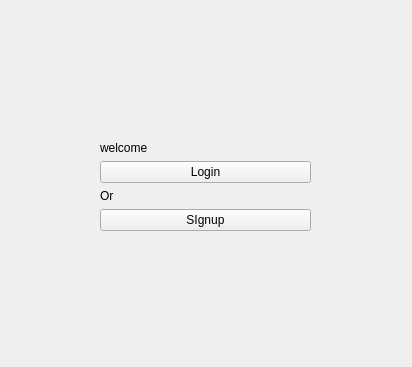
Above: ui_files/authentication/test_start.ui from christianfoster2025/messaging_project before the change. Below: the same form after it.
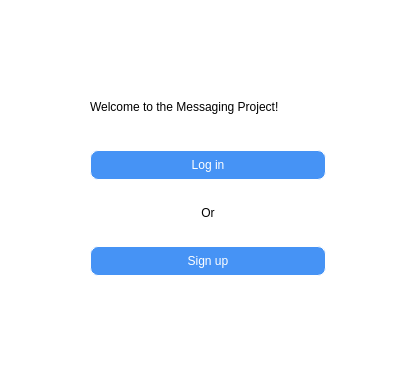
That is the form after the change.

The edit to the form file:
```diff
--- a/ui_files/authentication/test_start.ui
+++ b/ui_files/authentication/test_start.ui
@@ -13,70 +13,96 @@
   <property name="windowTitle">
    <string>MainWindow</string>
   </property>
+  <property name="styleSheet">
+   <string notr="true">font: 12pt &quot;Franklin Gothic Book&quot;;
+background-color:white;
+
+</string>
+  </property>
   <widget class="QWidget" name="centralwidget">
    <widget class="QWidget" name="verticalLayoutWidget">
     <property name="geometry">
      <rect>
-      <x>100</x>
-      <y>60</y>
-      <width>211</width>
-      <height>251</height>
+      <x>90</x>
+      <y>70</y>
+      <width>236</width>
+      <height>221</height>
      </rect>
     </property>
     <layout class="QVBoxLayout" name="verticalLayout">
-     <item>
-      <spacer name="verticalSpacer_2">
-       <property name="orientation">
-        <enum>Qt::Vertical</enum>
-       </property>
-       <property name="sizeHint" stdset="0">
-        <size>
-         <width>20</width>
-         <height>40</height>
-        </size>
-       </property>
-      </spacer>
-     </item>
      <item>
       <widget class="QLabel" name="label_2">
+       <property name="maximumSize">
+        <size>
+         <width>16777215</width>
+         <height>50</height>
+        </size>
+       </property>
        <property name="text">
-        <string>welcome</string>
+        <string>Welcome to the Messaging Project!</string>
        </property>
       </widget>
      </item>
      <item>
       <widget class="QPushButton" name="choice_login">
+       <property name="minimumSize">
+        <size>
+         <width>0</width>
+         <height>30</height>
+        </size>
+       </property>
+       <property name="styleSheet">
+        <string notr="true">background-color: #4693F5;
+color:white;
+border: 1px solid #ffffff;
+border-radius:8px;
+
+</string>
+       </property>
        <property name="text">
-        <string>Login</string>
+        <string>Log in</string>
        </property>
       </widget>
      </item>
      <item>
       <widget class="QLabel" name="label">
+       <property name="maximumSize">
+        <size>
+         <width>16777215</width>
+         <height>30</height>
+        </size>
+       </property>
+       <property name="layoutDirection">
+        <enum>Qt::LeftToRight</enum>
+       </property>
        <property name="text">
         <string>Or</string>
        </property>
+       <property name="alignment">
+        <set>Qt::AlignCenter</set>
+       </property>
       </widget>
      </item>
      <item>
       <widget class="QPushButton" name="choice_signup">
-       <property name="text">
-        <string>SIgnup</string>
-       </property>
-      </widget>
-     </item>
-     <item>
-      <spacer name="verticalSpacer">
-       <property name="orientation">
-        <enum>Qt::Vertical</enum>
-       </property>
-       <property name="sizeHint" stdset="0">
+       <property name="minimumSize">
         <size>
-         <width>20</width>
-         <height>40</height>
+         <width>0</width>
+         <height>30</height>
         </size>
        </property>
-      </spacer>
+       <property name="styleSheet">
+        <string notr="true">background-color: #4693F5;
+color:white;
+border: 1px solid #ffffff;
+border-radius:8px;
+
+</string>
+       </property>
+       <property name="text">
+        <string>Sign up</string>
+       </property>
+      </widget>
      </item>
     </layout>
    </widget>
```
